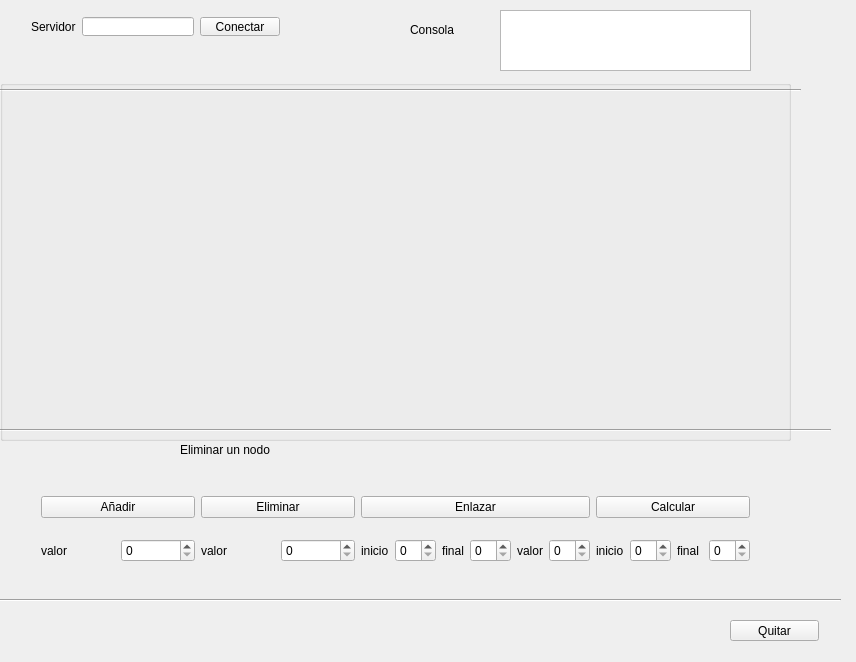
This is LocalClient/widget.ui in AdrianTEC/tarea1Datos2 as Qt 5 draws it before an edit. The edited form follows.
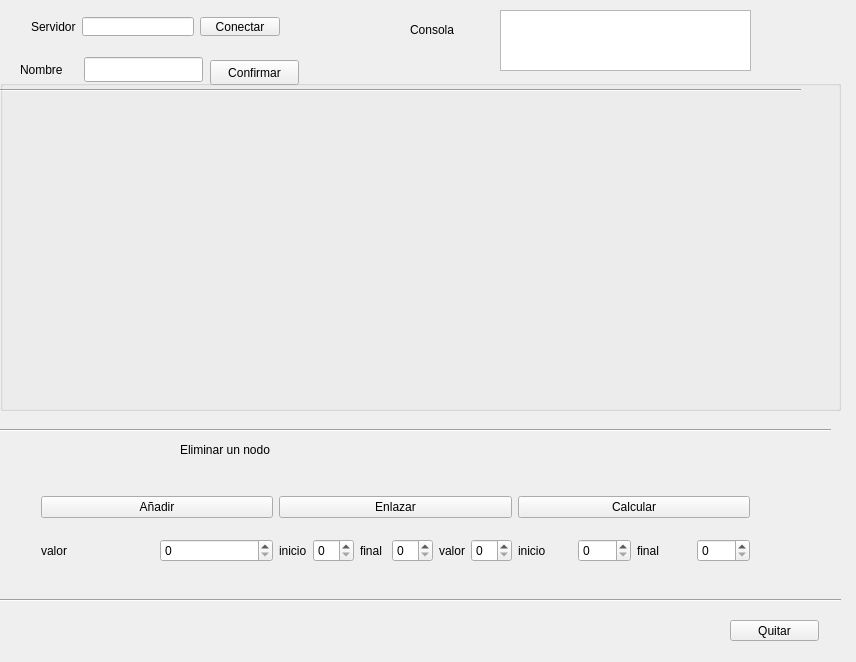
This is the edited form.

```diff
--- a/LocalClient/widget.ui
+++ b/LocalClient/widget.ui
@@ -152,31 +152,6 @@
       </item>
      </layout>
     </item>
-    <item>
-     <layout class="QVBoxLayout" name="verticalLayout_4">
-      <item>
-       <widget class="QPushButton" name="eliminar">
-        <property name="text">
-         <string>Eliminar</string>
-        </property>
-       </widget>
-      </item>
-      <item>
-       <layout class="QHBoxLayout" name="horizontalLayout_5">
-        <item>
-         <widget class="QLabel" name="label_6">
-          <property name="text">
-           <string>valor</string>
-          </property>
-         </widget>
-        </item>
-        <item>
-         <widget class="QSpinBox" name="byenodo"/>
-        </item>
-       </layout>
-      </item>
-     </layout>
-    </item>
     <item>
      <layout class="QVBoxLayout" name="verticalLayout_5">
       <item>
@@ -343,14 +318,53 @@
     <rect>
      <x>0</x>
      <y>80</y>
-     <width>791</width>
-     <height>361</height>
+     <width>841</width>
+     <height>331</height>
     </rect>
    </property>
    <property name="title">
     <string/>
    </property>
   </widget>
+  <widget class="QLineEdit" name="nombre">
+   <property name="geometry">
+    <rect>
+     <x>84</x>
+     <y>57</y>
+     <width>119</width>
+     <height>25</height>
+    </rect>
+   </property>
+   <property name="text">
+    <string/>
+   </property>
+  </widget>
+  <widget class="QLabel" name="label_2">
+   <property name="geometry">
+    <rect>
+     <x>20</x>
+     <y>50</y>
+     <width>58</width>
+     <height>39</height>
+    </rect>
+   </property>
+   <property name="text">
+    <string>Nombre</string>
+   </property>
+  </widget>
+  <widget class="QPushButton" name="pushButton">
+   <property name="geometry">
+    <rect>
+     <x>210</x>
+     <y>60</y>
+     <width>89</width>
+     <height>25</height>
+    </rect>
+   </property>
+   <property name="text">
+    <string>Confirmar</string>
+   </property>
+  </widget>
   <zorder>layoutWidget</zorder>
   <zorder>layoutWidget</zorder>
   <zorder>layoutWidget</zorder>
@@ -363,6 +377,9 @@
   <zorder>line_4</zorder>
   <zorder>label_13</zorder>
   <zorder>canva</zorder>
+  <zorder>nombre</zorder>
+  <zorder>label_2</zorder>
+  <zorder>pushButton</zorder>
  </widget>
  <layoutdefault spacing="6" margin="11"/>
  <resources/>
```
